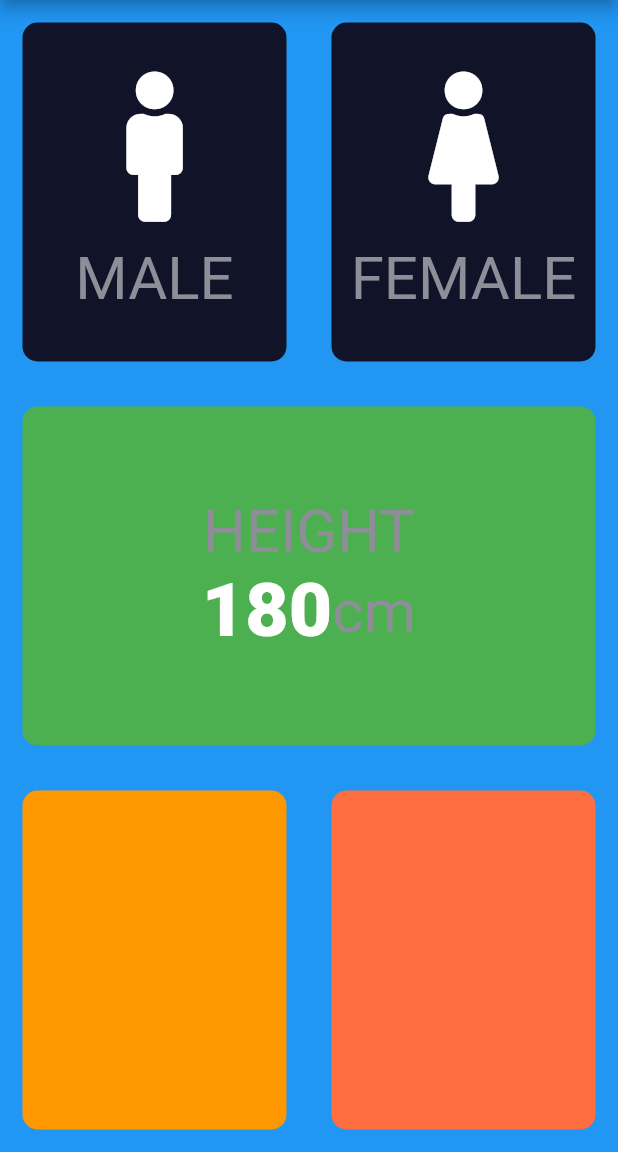
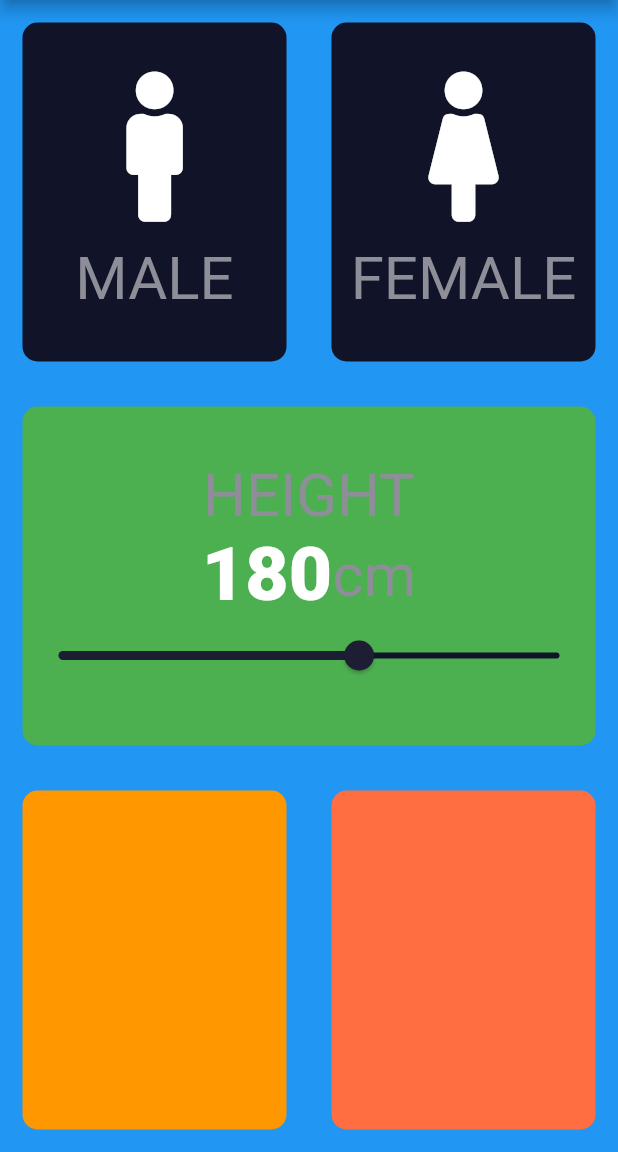
Before and after one commit to MariamTayyab/bmi_calculator, a Flutter app: the screen it shows after launch, on a phone screen of 412 x 824 dp, the part 84-1236 px from its top. Run offline on Flutter 3.47's test engine with Material 2 defaults, Android fonts, the phone set to English and light mode, and no system bars; our stand-ins replace font_awesome_flutter.

```diff
--- a/lib/input_page.dart
+++ b/lib/input_page.dart
@@ -1,4 +1,3 @@
-import 'dart:html';
 
 import 'package:font_awesome_flutter/font_awesome_flutter.dart';
 import 'package:flutter/material.dart';
@@ -19,6 +18,7 @@ class InputPage extends StatefulWidget {
 class _InputPageState extends State<InputPage> {
 
   Gender selectedGender;
+  int SliderHeight= 180;
 
 
 
@@ -90,7 +90,7 @@ class _InputPageState extends State<InputPage> {
                       children: <Widget>[
                         Text(
 
-                          '180',
+                          SliderHeight.toString(),
                           style:kNumberStyle,
                         ),
                         Text(
@@ -99,6 +99,17 @@ class _InputPageState extends State<InputPage> {
                         ),
                       ],
                     ),
+                   Slider(value: SliderHeight.toDouble(),
+                       min: 120.0,
+                       max: 220.0,
+    activeColor : Color(0xFF1D1E33),
+     inactiveColor : Color(0xFF111328),
+                   onChanged: (double newValue){
+                     setState(() {
+                       SliderHeight=newValue.round();
+                     });
+                   },
+                   )
                   ],
                 ),
               ),
```
